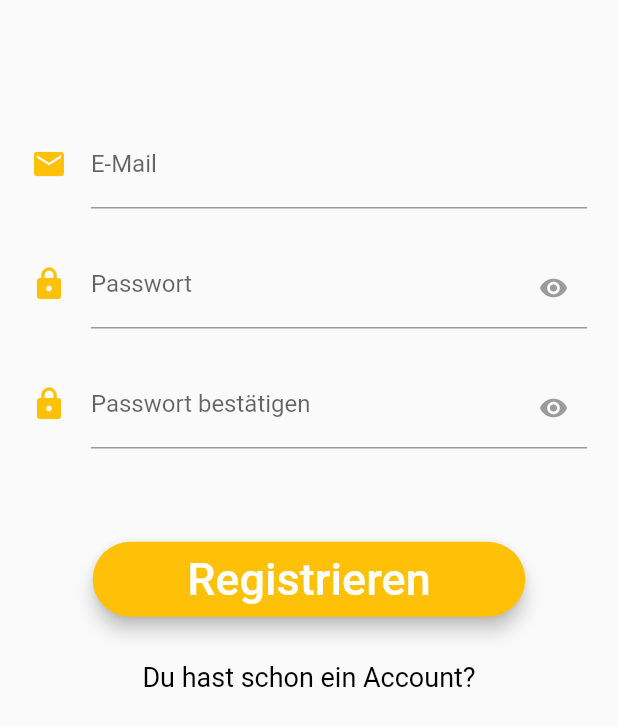
After one commit to Prismatier8/myFirestoreFitnessApp, a Flutter app: the screen it shows after launch, after a tap on "Neu hier?", on a phone screen of 412 x 824 dp. The commit adds this screen. Shown: the top 726 px of the screen. Run offline on Flutter 3.47's test engine with Material 2 defaults, Android fonts, the phone set to English and light mode, and no system bars; our stand-ins replace audioplayers, auto_size_text, cached_network_image, cloud_firestore, firebase_auth, firebase_storage and 2 more; accounts and stored records are empty; Roboto replaces fonts that are missing (Raleway).

Commit message:
:sparkles: Registration process

```diff
--- a/lib/main.dart
+++ b/lib/main.dart
@@ -5,6 +5,7 @@ import 'package:myfitnessmotivation/pages/executionPage/executionPage.dart';
 import 'package:myfitnessmotivation/pages/executionPage/provider/executionTimerModel.dart';
 import 'package:myfitnessmotivation/pages/loginPage/provider/accessHandler.dart';
 import 'package:myfitnessmotivation/pages/preperationPage/preparationPage.dart';
+import 'package:myfitnessmotivation/pages/registrationPage/registrationPage.dart';
 import 'package:myfitnessmotivation/pages/rootPage/rootPage.dart';
 import 'package:myfitnessmotivation/pages/statsPages/pages/multiExercisePage/multiExercisePage.dart';
 import 'package:myfitnessmotivation/pages/statsPages/pages/singleExercisePage/singleExercisePage.dart';
@@ -85,6 +86,9 @@ class MyApp extends StatelessWidget {
           case NamedRoutes.ROUTE_NAVIGATIONSTACK:
             return MaterialPageRoute(
                 builder: (_) => RootPage(), settings: settings);
+          case NamedRoutes.ROUTE_REGISTRATIONPAGE:
+            return CupertinoPageRoute(
+              builder: (_) => RegistrationPage(), settings: settings);
           default:
             return null;
         }
--- a/lib/pages/executionPage/provider/executionTimerModel.dart
+++ b/lib/pages/executionPage/provider/executionTimerModel.dart
@@ -5,7 +5,7 @@ import 'package:flutter/cupertino.dart';
 import 'package:myfitnessmotivation/dataModel/planModel.dart';
 import 'package:myfitnessmotivation/services/planService.dart';
 
-///top level timer that is isolated when called
+///top level timer that is isolated when called to ensure background functionality
 void runTimer(SendPort sendPort) {
   Timer.periodic(Duration(seconds: 1), (timer) {
     sendPort.send("");
--- a/lib/pages/loginPage/loginPage.dart
+++ b/lib/pages/loginPage/loginPage.dart
@@ -3,6 +3,7 @@ import 'package:flutter/material.dart';
 import 'package:myfitnessmotivation/pages/loginPage/widgets/loginButton.dart';
 import 'package:myfitnessmotivation/pages/loginPage/widgets/loginEmailFormField.dart';
 import 'package:myfitnessmotivation/pages/loginPage/widgets/loginPasswordFormField.dart';
+import 'package:myfitnessmotivation/pages/loginPage/widgets/navigateRegistrationText.dart';
 
 
 class LoginPage extends StatefulWidget {
@@ -24,17 +25,9 @@ class _LoginPageState extends State<LoginPage> {
   }
   @override
   Widget build(BuildContext context) {
+    double safeArea = MediaQuery.of(context).padding.top;
     return Scaffold(
       resizeToAvoidBottomInset: false,
-      appBar: AppBar(
-        backgroundColor: Theme.of(context).accentColor,
-        centerTitle: true,
-        title: Text("Anmelden",
-          style: TextStyle(
-            fontSize: 30,
-            color: Colors.white,
-          ),),
-      ),
       body: Stack(
 
         children: <Widget>[
@@ -46,24 +39,20 @@ class _LoginPageState extends State<LoginPage> {
                   padding: EdgeInsets.only(left: 10, right: 25, top: 100),
                   child: Column(
                     children: <Widget>[
+                      RegistrationText(),
                       LoginEmailFormField(focusNode: _focusNode,),
                       LoginPasswordFormField(focusNode: _focusNode,),
+                      Container(
+                        height: (MediaQuery.of(context).size.height - safeArea) * 0.08,),
+                      LoginButton(_formKey),
+
                     ],
                   ),
                 ),
               ),
-              SizedBox(
-                height: (MediaQuery.of(context).size.height -
-                    MediaQuery.of(context).padding.top) *
-                    0.05,
-              ),
             ],
           ),
-          Align(
-            alignment: Alignment.center,
-            child: LoginButton(_formKey
-            ),
-          ),
+
         ],
       ),
     );
--- a/lib/pages/loginPage/widgets/loginButton.dart
+++ b/lib/pages/loginPage/widgets/loginButton.dart
@@ -17,8 +17,9 @@ class LoginButton extends StatelessWidget {
     return Container(
       width: 200,
       child: RaisedButton(
+        elevation: 5,
         shape: RoundedRectangleBorder(
-          borderRadius: BorderRadius.all(Radius.circular(10)),
+          borderRadius: BorderRadius.all(Radius.circular(40)),
         ),
         color: Theme.of(context).accentColor,
         onPressed: () async {
--- /dev/null
+++ b/lib/pages/loginPage/widgets/navigateRegistrationText.dart
@@ -0,0 +1,45 @@
+import 'package:flushbar/flushbar.dart';
+import 'package:flutter/material.dart';
+
+class RegistrationText extends StatelessWidget {
+  @override
+  Widget build(BuildContext context) {
+    return InkWell(
+      onTap: () {
+        _showRegistrationPage(context);
+      },
+      child: Container(
+        width: 80,
+        height: 20,
+        child: Center(
+          child: Text(
+            "Neu hier?",
+            style: TextStyle(
+                fontSize: 18,
+                color: Colors.black,
+                fontFamily: "Raleway"),
+          ),
+        ),
+      ),
+    );
+  }
+
+  _showRegistrationPage(BuildContext context) {
+    Navigator.pushNamed(context, '/registrationPage')
+        .then((value) {
+      if (value == "success") {
+        Flushbar(
+          message: "Dein neuer Account ist angelegt",
+          maxWidth: MediaQuery
+              .of(context)
+              .size
+              .width * 0.7,
+          icon: Icon(Icons.error_outline, color: Theme.of(context).accentColor),
+          duration: Duration(seconds: 5),
+          flushbarPosition: FlushbarPosition.TOP,
+        )
+          ..show(context);
+      }
+    });
+  }
+}
--- /dev/null
+++ b/lib/pages/registrationPage/provider/registrationValidator.dart
@@ -0,0 +1,34 @@
+import 'package:flutter/material.dart';
+
+class RegistrationValidator extends ChangeNotifier{
+
+  String _currentEmail = "";
+  String _currentPassword = "";
+  bool _invalidEmail = false;
+  bool _emailInUse = false;
+  get currentEmail => _currentEmail;
+  get currentPassword => _currentPassword;
+  get isEmailInUse => _emailInUse;
+  get isInvalidEmail => _invalidEmail;
+
+  setEmail(String email){
+    _currentEmail = email.trim();
+  }
+  setPassword(String password){
+    _currentPassword = password;
+  }
+  setEmailValidation(bool isEmailInvalid){
+    _invalidEmail = isEmailInvalid;
+  }
+  setEmailInUse(bool isEmailInUse){
+    _emailInUse = isEmailInUse;
+  }
+  ///cleanse validator state to default values.
+  ///Should normally be called when registration process is complete or canceled
+  clear(){
+    _currentEmail = "";
+    _currentPassword = "";
+    _invalidEmail = false;
+    _emailInUse = false;
+  }
+}
--- /dev/null
+++ b/lib/pages/registrationPage/registrationPage.dart
@@ -0,0 +1,145 @@
+import 'package:flutter/material.dart';
+import 'package:myfitnessmotivation/pages/registrationPage/provider/registrationValidator.dart';
+import 'package:myfitnessmotivation/pages/registrationPage/widgets/accountExistText.dart';
+import 'package:myfitnessmotivation/pages/registrationPage/widgets/regConfirmedPasswordFormField.dart';
+import 'package:myfitnessmotivation/pages/registrationPage/widgets/regEmailFormField.dart';
+import 'package:myfitnessmotivation/pages/registrationPage/widgets/regPasswordFormField.dart';
+import 'package:myfitnessmotivation/pages/registrationPage/widgets/registrationButton.dart';
+import 'package:provider/provider.dart';
+
+enum _PasswordType {password, confirmedPassword}
+class RegistrationPage extends StatefulWidget {
+  @override
+  _RegistrationPageState createState() => _RegistrationPageState();
+}
+
+class _RegistrationPageState extends State<RegistrationPage> {
+  final _formKey = GlobalKey<FormState>();
+  final double positionedDistance = 80;
+  FocusNode _nodeUser;
+  FocusNode _nodeEmail;
+  FocusNode _nodePassword;
+  bool _hidePassword;
+  bool _hideConfirmedPassword;
+  @override
+  void initState() {
+    _nodeUser = FocusNode();
+    _nodeEmail = FocusNode();
+    _nodePassword = FocusNode();
+    _hidePassword = true;
+    _hideConfirmedPassword = true;
+    super.initState();
+  }
+
+  @override
+  void dispose() {
+    _nodeUser.dispose();
+    _nodeEmail.dispose();
+    _nodePassword.dispose();
+    super.dispose();
+  }
+
+  @override
+  Widget build(BuildContext context) {
+    double safeArea = MediaQuery.of(context).padding.top;
+    return ChangeNotifierProvider(
+      create: (context) => RegistrationValidator(),
+      child: Scaffold(
+        body: SingleChildScrollView(
+          child: Column(
+
+            children: <Widget>[
+              Container(
+                height: safeArea,
+              ),
+              Padding(
+                padding: EdgeInsets.only(left: MediaQuery.of(context).size.width * 0.05),
+                child: Container(
+                  height: 320,
+                  width: MediaQuery.of(context).size.width,
+                  child: Form(
+                    key: _formKey,
+                    child: Stack(
+                      children: <Widget>[
+
+                        Positioned(
+                          top: positionedDistance,
+                          child: EmailFormField(
+                            focusNodeUser: _nodeUser,
+                            focusNodeEmail: _nodeEmail,),
+                        ),
+                        Positioned(
+                          top: positionedDistance * 2,
+                          child: PassWordFormField(
+                            focusNodeEmail: _nodeEmail,
+                            focusNodePassword: _nodePassword,
+                            hidePassword: _hidePassword,
+                          ),
+                        ),
+                        Positioned(
+                          top: positionedDistance * 3,
+                          child: ConfirmedPasswordFormField(
+                            hidePassword: _hideConfirmedPassword,
+                            focusNode: _nodePassword,
+                          ),
+                        ),
+                        Positioned(
+                          top: positionedDistance * 2.1,
+                          right: 19,
+                          child: _passwordHideDisplay(_PasswordType.password),
+                        ),
+                        Positioned(
+                          top: positionedDistance * 3.1,
+                          right: 19,
+                          child: _passwordHideDisplay(
+                              _PasswordType.confirmedPassword),
+                        ),
+                      ],
+                    ),
+                  ),
+                ),
+              ),
+              Container(
+                height: (MediaQuery.of(context).size.height - safeArea) * 0.05,
+              ),
+              RegistrationButton(_formKey),
+              Padding(
+                padding: EdgeInsets.only(top: 30),
+                child: AccountExistText(),
+              ),
+            ],
+          ),
+        ),
+      ),
+    );
+  }
+
+  Widget _passwordHideDisplay(_PasswordType type) {
+    return IconButton(
+        iconSize: 20,
+        onPressed: () {
+          setState(() {
+            if(type == _PasswordType.password){
+              _hidePassword = !_hidePassword;
+            } else {
+              _hideConfirmedPassword = !_hideConfirmedPassword;
+            }
+          });
+        },
+        icon: _getIcon(type)
+    );
+  }
+  Icon _getIcon(_PasswordType type){
+
+    if(type == _PasswordType.password){
+      return Icon(
+          Icons.remove_red_eye,
+          color: _hidePassword ? Colors.black38 : Theme.of(context).accentColor);
+    } else {
+      return Icon(
+          Icons.remove_red_eye,
+          color: _hideConfirmedPassword ? Colors.black38 : Theme.of(context).accentColor);
+    }
+  }
+
+}
--- /dev/null
+++ b/lib/pages/registrationPage/widgets/accountExistText.dart
@@ -0,0 +1,22 @@
+import 'package:flutter/material.dart';
+
+class AccountExistText extends StatelessWidget {
+  @override
+  Widget build(BuildContext context) {
+    return Align(
+      alignment: Alignment.bottomCenter,
+      child: InkWell(
+        onTap: () {
+          Navigator.pop(context);
+        },
+        child: Text(
+          "Du hast schon ein Account?",
+          style: TextStyle(
+              fontSize: 18,
+              color: Colors.black,
+              fontFamily: "Raleway"
+          ),),
+      ),
+    );
+  }
+}
--- /dev/null
+++ b/lib/pages/registrationPage/widgets/regConfirmedPasswordFormField.dart
@@ -0,0 +1,43 @@
+import 'package:flutter/material.dart';
+import 'package:myfitnessmotivation/pages/registrationPage/provider/registrationValidator.dart';
+import 'package:provider/provider.dart';
+
+class ConfirmedPasswordFormField extends StatefulWidget {
+  final FocusNode focusNode;
+  final bool hidePassword;
+  ConfirmedPasswordFormField({
+    @required this.focusNode,
+    @required this.hidePassword});
+  @override
+  _ConfirmedPasswordFormFieldState createState() =>
+      _ConfirmedPasswordFormFieldState();
+}
+
+class _ConfirmedPasswordFormFieldState
+    extends State<ConfirmedPasswordFormField> {
+  @override
+  Widget build(BuildContext context) {
+    final registrationValidator = Provider.of<RegistrationValidator>(context, listen: false);
+    return Container(
+      width: MediaQuery.of(context).size.width * 0.9,
+      child: TextFormField(
+        style: TextStyle(fontFamily: "Raleway"),
+        focusNode: widget.focusNode,
+        validator: (confirmedPassword){
+          if(confirmedPassword != registrationValidator.currentPassword){
+            return "Dein Passwort muss übereinstimmen";
+          }
+          return null;
+        },
+        obscureText: widget.hidePassword ? true : false,
+        decoration: InputDecoration(
+          icon: Icon(
+            Icons.lock,
+            color: Theme.of(context).accentColor,
+          ),
+          labelText: "Passwort bestätigen",
+        ),
+      ),
+    );
+  }
+}
--- /dev/null
+++ b/lib/pages/registrationPage/widgets/regEmailFormField.dart
@@ -0,0 +1,54 @@
+import 'package:flutter/material.dart';
+import 'package:myfitnessmotivation/pages/registrationPage/provider/registrationValidator.dart';
+import 'package:provider/provider.dart';
+
+class EmailFormField extends StatefulWidget {
+  final FocusNode focusNodeUser;
+  final FocusNode focusNodeEmail;
+  EmailFormField({@required this.focusNodeEmail, @required this.focusNodeUser});
+  @override
+  _EmailFormFieldState createState() => _EmailFormFieldState();
+}
+
+class _EmailFormFieldState extends State<EmailFormField> {
+  @override
+  Widget build(BuildContext context) {
+    final registrationValidator =
+    Provider.of<RegistrationValidator>(context, listen: false);
+    return Container(
+      width: MediaQuery.of(context).size.width * 0.9,
+      child: TextFormField(
+        style: TextStyle(fontFamily: "Raleway"),
+        focusNode: widget.focusNodeUser,
+        keyboardType: TextInputType.emailAddress,
+        onChanged: (emailValue) {
+          registrationValidator.setEmail(emailValue);
+        },
+        onFieldSubmitted: (value){
+          if(value.isNotEmpty){
+            FocusScope.of(context).requestFocus(widget.focusNodeEmail);
+          }
+        },
+        validator: (emailValue) {
+          if (emailValue.isEmpty) {
+            return "Es fehlt noch deine E-Mail";
+          }
+          if (registrationValidator.isEmailInUse) {
+            return "Deine E-Mail wird bereits genutzt";
+          }
+
+          if (registrationValidator.isInvalidEmail)
+            return "Emailadresse nicht korrekt";
+          return null;
+        },
+        decoration: InputDecoration(
+          icon: Icon(
+            Icons.email,
+            color: Theme.of(context).accentColor,
+          ),
+          labelText: "E-Mail",
+        ),
+      ),
+    );
+  }
+}
--- /dev/null
+++ b/lib/pages/registrationPage/widgets/regPasswordFormField.dart
@@ -0,0 +1,54 @@
+import 'package:flutter/material.dart';
+import 'package:myfitnessmotivation/pages/registrationPage/provider/registrationValidator.dart';
+import 'package:provider/provider.dart';
+
+class PassWordFormField extends StatefulWidget {
+  final FocusNode focusNodeEmail;
+  final FocusNode focusNodePassword;
+  final bool hidePassword;
+  PassWordFormField({
+    @required this.focusNodeEmail,
+    @required this.focusNodePassword,
+    @required this.hidePassword});
+  @override
+  _PassWordFormFieldState createState() => _PassWordFormFieldState();
+}
+
+class _PassWordFormFieldState extends State<PassWordFormField> {
+  @override
+  Widget build(BuildContext context) {
+    final registrationValidator = Provider.of<RegistrationValidator>(context, listen: false);
+    return Container(
+      width: MediaQuery.of(context).size.width * 0.9,
+      child: TextFormField(
+        style: TextStyle(fontFamily: "Raleway"),
+        focusNode: widget.focusNodeEmail,
+        onChanged: (password){
+          registrationValidator.setPassword(password);
+        },
+        onFieldSubmitted: (value){
+          if(value.isNotEmpty){
+            FocusScope.of(context).requestFocus(widget.focusNodePassword);
+          }
+        },
+        validator: (password){
+          if(password.isEmpty){
+            return "Es fehlt noch ein Passwort";
+          }
+          if(password.length < 6){
+            return "Passwort muss mindestens 6 Zeichen lang sein";
+          }
+          return null;
+        },
+        obscureText: widget.hidePassword ? true : false,
+        decoration: InputDecoration(
+          icon: Icon(
+            Icons.lock,
+            color: Theme.of(context).accentColor,
+          ),
+          labelText: "Passwort",
+        ),
+      ),
+    );
+  }
+}
--- /dev/null
+++ b/lib/pages/registrationPage/widgets/registrationButton.dart
@@ -0,0 +1,101 @@
+import 'dart:io';
+
+import 'package:flushbar/flushbar.dart';
+import 'package:flutter/material.dart';
+import 'package:myfitnessmotivation/globalWidgets/loadingOverlay.dart';
+import 'package:myfitnessmotivation/pages/registrationPage/provider/registrationValidator.dart';
+import 'package:myfitnessmotivation/services/auth/authentication.dart';
+import 'package:provider/provider.dart';
+
+class RegistrationButton extends StatelessWidget {
+  final GlobalKey<FormState> _formKey;
+  RegistrationButton(this._formKey);
+  @override
+  Widget build(BuildContext context) {
+    return Container(
+      height: 50,
+      width: MediaQuery.of(context).size.width * 0.7,
+      child: RaisedButton(
+        elevation: 5,
+        shape: RoundedRectangleBorder(
+          borderRadius: BorderRadius.all(Radius.circular(40)),
+        ),
+        color: Theme.of(context).accentColor,
+        onPressed: () async{
+          await _tryToAddUser(context);
+        },
+        child: Padding(
+          padding: EdgeInsets.all(5),
+          child: Text(
+            "Registrieren",
+            style: TextStyle(
+                color: Colors.white,
+                fontSize: 30,
+                fontFamily: "Raleway"),
+          ),
+        ),
+      ),
+    );
+  }
+  _tryToAddUser(BuildContext context) async {
+    final validator =
+    Provider.of<RegistrationValidator>(context, listen: false);
+
+    if( await _isConnected(context) == false)
+      return;
+
+
+    if (_formKey.currentState.validate()) {
+      final auth = Provider.of<Authentication>(context, listen: false);
+      try{
+        Navigator.of(context).push(LoadingOverlay());
+        await auth.userSignUp(validator.currentEmail, validator.currentPassword);
+        validator.clear();
+        Navigator.of(context).pop();
+        Navigator.pop(context, "success");
+
+      }catch(error){
+        switch(error.code){
+          case "ERROR_EMAIL_ALREADY_IN_USE":
+            Navigator.of(context).pop();
+            validator.setEmailInUse(true);
+            _formKey.currentState.validate();
+            validator.setEmailInUse(false);
+            break;
+          case "ERROR_INVALID_EMAIL":
+            Navigator.of(context).pop();
+            validator.setEmailValidation(true);
+            _formKey.currentState.validate();
+            validator.setEmailValidation(false);
+            break;
+          default:
+            Navigator.of(context).pop();
+            _showErrorMessage(context);
+        }
+      }
+    }
+  }
+  Future<bool> _isConnected(BuildContext context) async{
+    try{
+      await InternetAddress.lookup("example.com");
+      return true;
+    } on SocketException catch(_){
+      Flushbar(
+        icon: Icon(Icons.error_outline, color: Theme.of(context).accentColor),
+        message: "Du hast leider kein Internet",
+        duration: Duration(seconds: 3),
+        flushbarPosition: FlushbarPosition.TOP,
+      )..show(context);
+      return false;
+    }
+  }
+  _showErrorMessage(BuildContext context){
+    Flushbar(
+      message: "Etwas ist leider schief gelaufen, versuche es später erneuert",
+      maxWidth: MediaQuery.of(context).size.width * 0.7,
+      icon: Icon(Icons.error_outline, color: Theme.of(context).accentColor),
+      duration: Duration(seconds: 5),
+      flushbarPosition: FlushbarPosition.TOP,
+    )..show(context);
+  }
+}
--- a/lib/pages/updateExercisePage/widgets/sets.dart
+++ b/lib/pages/updateExercisePage/widgets/sets.dart
@@ -54,7 +54,7 @@ class _SetsState extends State<Sets> {
               child: Text(Names.BASIC_ERRORMESSAGE),
             );
           } else{
-            return Container();
+            return Center(child: CircularProgressIndicator());
           }
         },
       ),
--- a/lib/stringResources/routesStrings.dart
+++ b/lib/stringResources/routesStrings.dart
@@ -6,4 +6,5 @@ class NamedRoutes{
  static const String ROUTE_NAVIGATIONSTACK = '/navigationStack';
  static const String ROUTE_STAT_MULTIEXERCISESPAGE = '/statMultiExercisesPage';
  static const String ROUTE_STAT_SINGLEEXERCISEPAGE = '/statSingleExercisePage';
+ static const String ROUTE_REGISTRATIONPAGE = '/registrationPage';
 }
```
Also changed, not shown: lib/services/auth/authentication.dart (+8 -0 lines).
